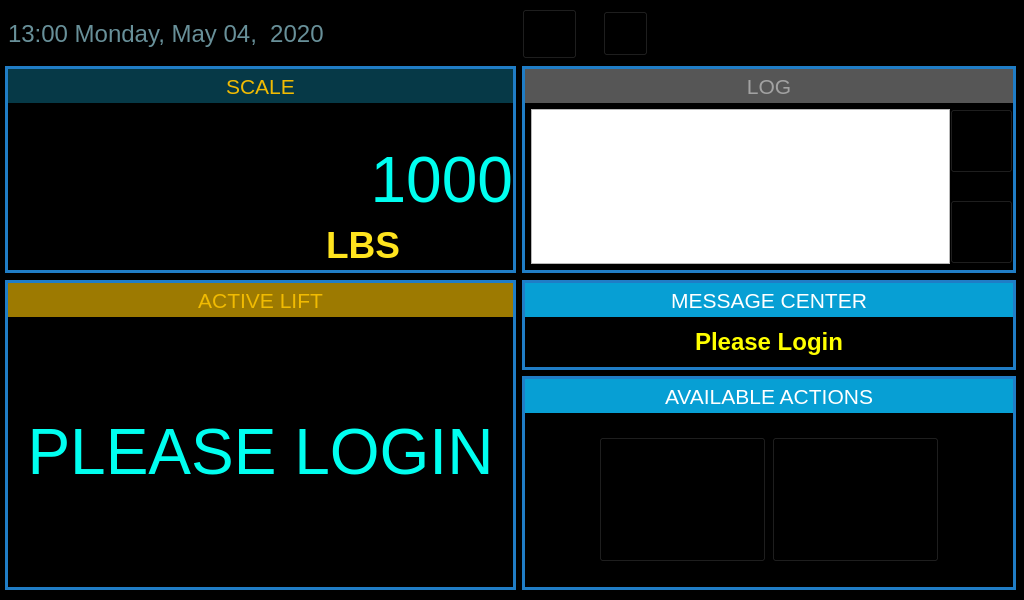
This is ui_work/mainwidget.ui in mickyTwenty/DMM as Qt 5 draws it before an edit. The edited form follows.
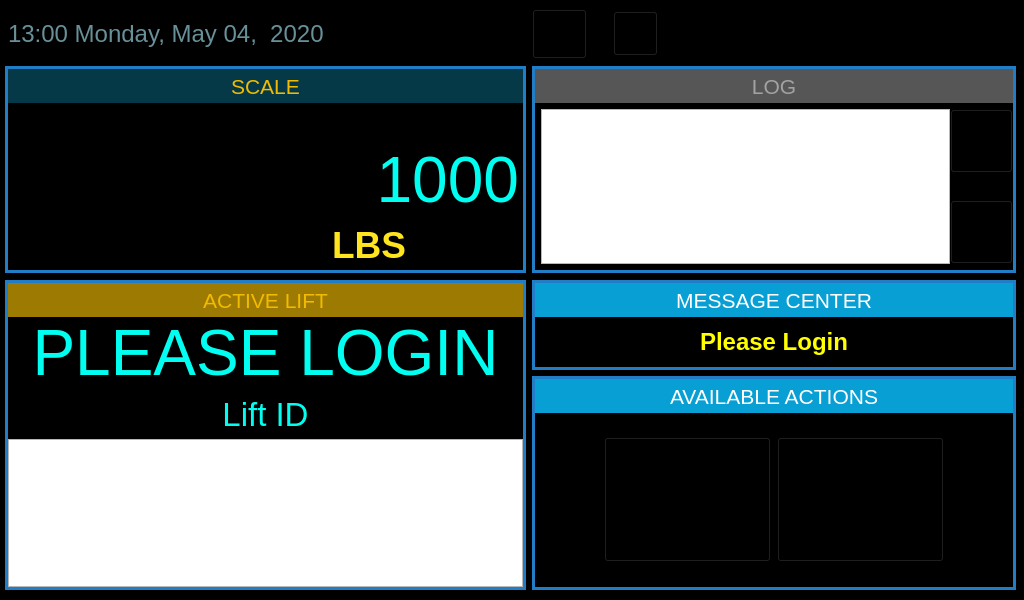
This is the edited form. Icons and pictures are not drawn.

Diff of the .ui file:
```diff
--- a/ui_work/mainwidget.ui
+++ b/ui_work/mainwidget.ui
@@ -60,13 +60,13 @@
        </property>
        <property name="minimumSize">
         <size>
-         <width>0</width>
+         <width>521</width>
          <height>207</height>
         </size>
        </property>
        <property name="maximumSize">
         <size>
-         <width>16777215</width>
+         <width>521</width>
          <height>207</height>
         </size>
        </property>
@@ -259,13 +259,13 @@
        </property>
        <property name="minimumSize">
         <size>
-         <width>0</width>
+         <width>521</width>
          <height>310</height>
         </size>
        </property>
        <property name="maximumSize">
         <size>
-         <width>16777215</width>
+         <width>521</width>
          <height>310</height>
         </size>
        </property>
@@ -345,6 +345,39 @@
           </property>
          </widget>
         </item>
+        <item>
+         <widget class="QLabel" name="lblLiftID">
+          <property name="minimumSize">
+           <size>
+            <width>0</width>
+            <height>50</height>
+           </size>
+          </property>
+          <property name="maximumSize">
+           <size>
+            <width>16777215</width>
+            <height>50</height>
+           </size>
+          </property>
+          <property name="font">
+           <font>
+            <pointsize>25</pointsize>
+           </font>
+          </property>
+          <property name="styleSheet">
+           <string notr="true">color: rgb(0, 255, 240);</string>
+          </property>
+          <property name="text">
+           <string>Lift ID</string>
+          </property>
+          <property name="alignment">
+           <set>Qt::AlignCenter</set>
+          </property>
+         </widget>
+        </item>
+        <item>
+         <widget class="QListWidget" name="listBarcodes"/>
+        </item>
        </layout>
       </widget>
      </item>
```
